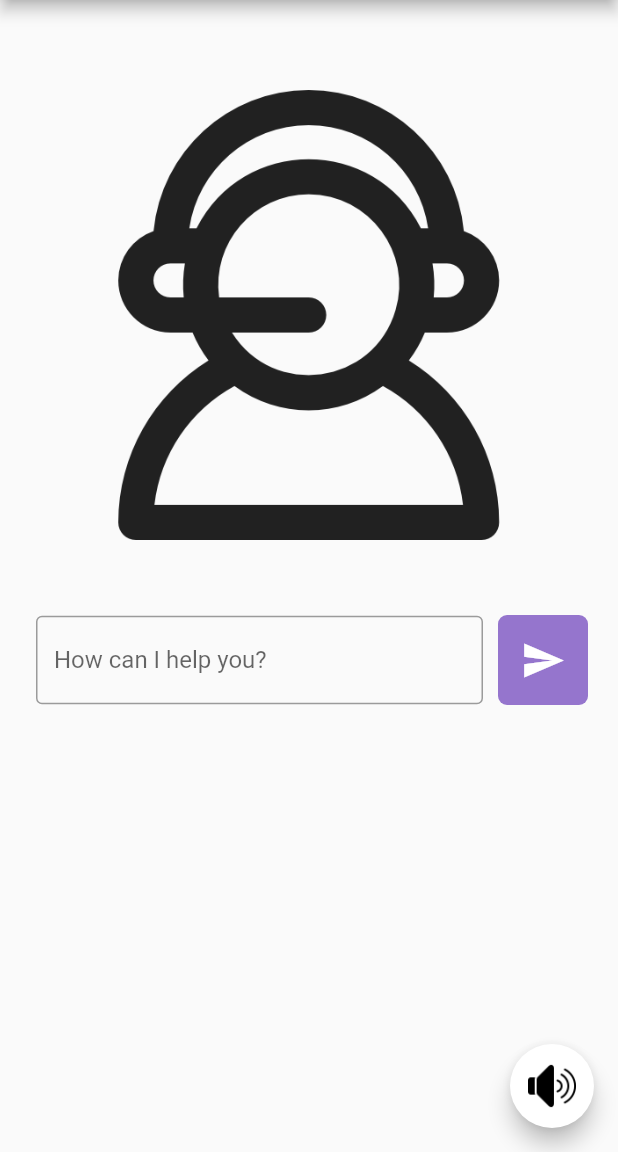
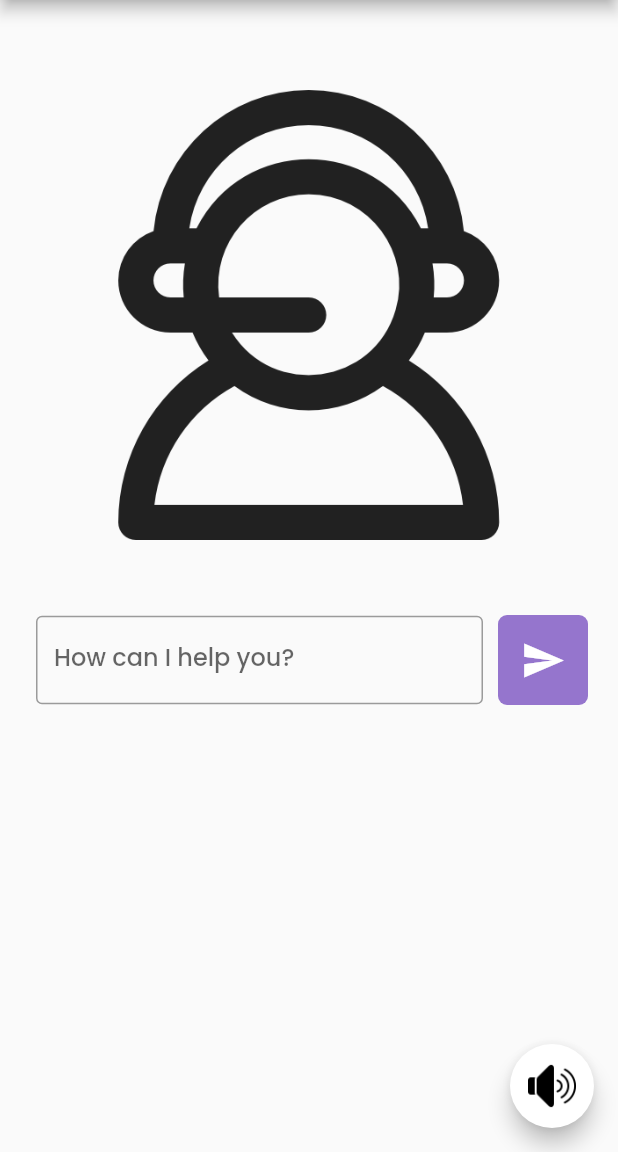
Before and after one commit to Shazaib-Ahmed/Virtual-Assistant, a Flutter app: the screen it shows after launch, on a phone screen of 412 x 824 dp, the part 84-1236 px from its top. Run offline on Flutter 3.47's test engine with Material 2 defaults, Android fonts, the phone set to English and light mode, and no system bars; our stand-ins replace flutter_tts, loading_animation_widget, speech_to_text; missing offline and left inert: image_downloader.

Commit message:
virtual-assistant-project-files

```diff
--- a/lib/api_key.dart
+++ b/lib/api_key.dart
@@ -1 +1 @@
-String apiKey = "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";
+String apiKey = "you_key_here";
```
Also changed, not shown: fonts/Poppins-Medium.ttf (added), 1 other file.
